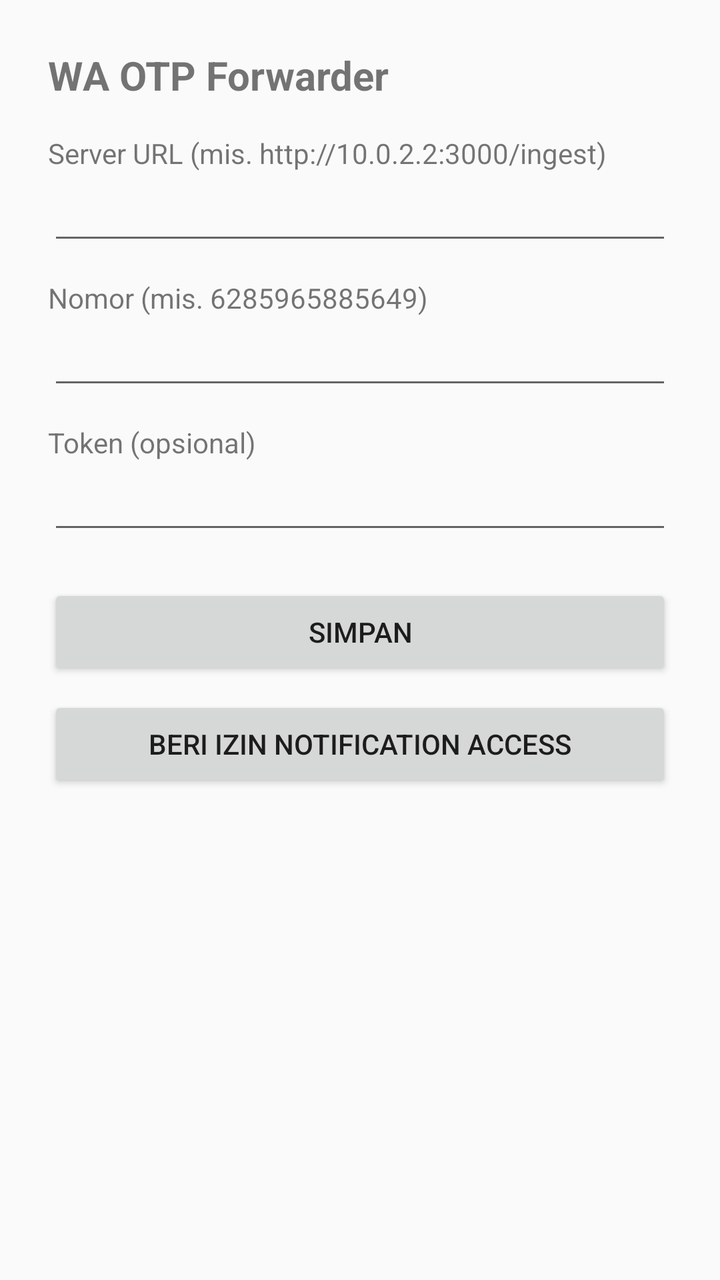
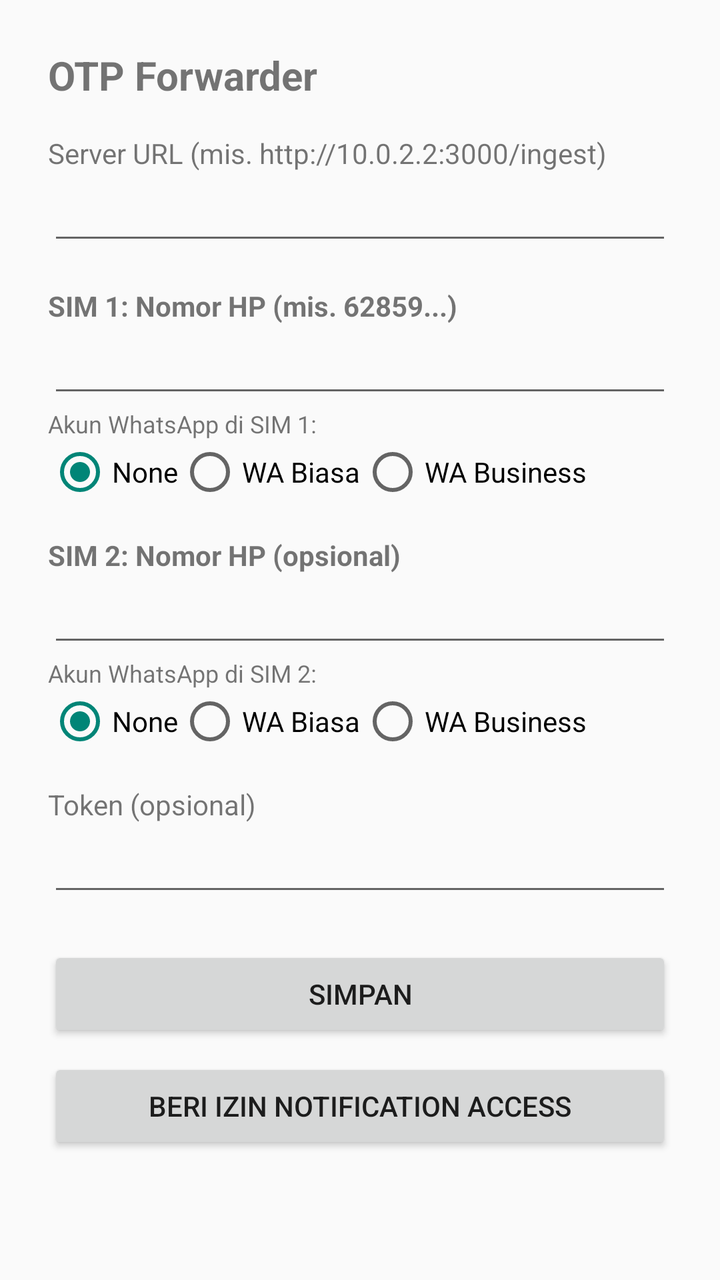

Before-and-after screenshots of an Android layout around one commit, followed by the original layout XML and the change that was made.
<!-- AndroidManifest.xml: application theme Theme.AppCompat.Light -->
<!-- res/layout/activity_main.xml -->
<?xml version="1.0" encoding="utf-8"?>
<LinearLayout xmlns:android="http://schemas.android.com/apk/res/android"
    android:layout_width="match_parent"
    android:layout_height="match_parent"
    android:orientation="vertical"
    android:padding="24dp">

    <TextView
        android:layout_width="match_parent"
        android:layout_height="wrap_content"
        android:text="WA OTP Forwarder"
        android:textSize="20sp"
        android:textStyle="bold"
        android:paddingBottom="16dp" />

    <TextView
        android:layout_width="match_parent"
        android:layout_height="wrap_content"
        android:text="Server URL (mis. http://10.0.2.2:3000/ingest)" />

    <EditText
        android:id="@+id/serverUrl"
        android:layout_width="match_parent"
        android:layout_height="wrap_content"
        android:inputType="textUri" />

    <TextView
        android:layout_width="match_parent"
        android:layout_height="wrap_content"
        android:text="Nomor (mis. 6285965885649)"
        android:paddingTop="12dp" />

    <EditText
        android:id="@+id/phone"
        android:layout_width="match_parent"
        android:layout_height="wrap_content"
        android:inputType="phone" />

    <TextView
        android:layout_width="match_parent"
        android:layout_height="wrap_content"
        android:text="Token (opsional)"
        android:paddingTop="12dp" />

    <EditText
        android:id="@+id/token"
        android:layout_width="match_parent"
        android:layout_height="wrap_content"
        android:inputType="text" />

    <Button
        android:id="@+id/save"
        android:layout_width="match_parent"
        android:layout_height="wrap_content"
        android:text="Simpan"
        android:layout_marginTop="20dp" />

    <Button
        android:id="@+id/grantAccess"
        android:layout_width="match_parent"
        android:layout_height="wrap_content"
        android:text="Beri Izin Notification Access"
        android:layout_marginTop="8dp" />

</LinearLayout>
<!-- resources referenced by this layout -->
<resources>

</resources>

<!-- the commit's change to res/layout/activity_main.xml (unified diff, before → after) -->
@@ -1,65 +1,153 @@
 <?xml version="1.0" encoding="utf-8"?>
-<LinearLayout xmlns:android="http://schemas.android.com/apk/res/android"
+<ScrollView xmlns:android="http://schemas.android.com/apk/res/android"
     android:layout_width="match_parent"
     android:layout_height="match_parent"
-    android:orientation="vertical"
-    android:padding="24dp">
+    android:fillViewport="true">
 
-    <TextView
+    <LinearLayout
         android:layout_width="match_parent"
         android:layout_height="wrap_content"
-        android:text="WA OTP Forwarder"
-        android:textSize="20sp"
-        android:textStyle="bold"
-        android:paddingBottom="16dp" />
+        android:orientation="vertical"
+        android:padding="24dp">
 
-    <TextView
-        android:layout_width="match_parent"
-        android:layout_height="wrap_content"
-        android:text="Server URL (mis. http://10.0.2.2:3000/ingest)" />
+        <TextView
+            android:layout_width="match_parent"
+            android:layout_height="wrap_content"
+            android:text="OTP Forwarder"
+            android:textSize="20sp"
+            android:textStyle="bold"
+            android:paddingBottom="16dp" />
 
-    <EditText
-        android:id="@+id/serverUrl"
-        android:layout_width="match_parent"
-        android:layout_height="wrap_content"
-        android:inputType="textUri" />
+        <TextView
+            android:layout_width="match_parent"
+            android:layout_height="wrap_content"
+            android:text="Server URL (mis. http://10.0.2.2:3000/ingest)" />
 
-    <TextView
-        android:layout_width="match_parent"
-        android:layout_height="wrap_content"
-        android:text="Nomor (mis. 6285965885649)"
-        android:paddingTop="12dp" />
+        <EditText
+            android:id="@+id/serverUrl"
+            android:layout_width="match_parent"
+            android:layout_height="wrap_content"
+            android:inputType="textUri" />
 
-    <EditText
-        android:id="@+id/phone"
-        android:layout_width="match_parent"
-        android:layout_height="wrap_content"
-        android:inputType="phone" />
+        
+        <TextView
+            android:layout_width="match_parent"
+            android:layout_height="wrap_content"
+            android:text="SIM 1: Nomor HP (mis. 62859...)"
+            android:textStyle="bold"
+            android:paddingTop="16dp" />
 
-    <TextView
-        android:layout_width="match_parent"
-        android:layout_height="wrap_content"
-        android:text="Token (opsional)"
-        android:paddingTop="12dp" />
+        <EditText
+            android:id="@+id/phone1"
+            android:layout_width="match_parent"
+            android:layout_height="wrap_content"
+            android:inputType="phone" />
 
-    <EditText
-        android:id="@+id/token"
-        android:layout_width="match_parent"
-        android:layout_height="wrap_content"
-        android:inputType="text" />
+        <TextView
+            android:layout_width="match_parent"
+            android:layout_height="wrap_content"
+            android:text="Akun WhatsApp di SIM 1:"
+            android:textSize="12sp" />
 
-    <Button
-        android:id="@+id/save"
-        android:layout_width="match_parent"
-        android:layout_height="wrap_content"
-        android:text="Simpan"
-        android:layout_marginTop="20dp" />
+        <RadioGroup
+            android:id="@+id/waGroup1"
+            android:layout_width="match_parent"
+            android:layout_height="wrap_content"
+            android:orientation="horizontal">
+            
+            <RadioButton
+                android:id="@+id/waNone1"
+                android:layout_width="wrap_content"
+                android:layout_height="wrap_content"
+                android:text="None"
+                android:checked="true" />
+                
+            <RadioButton
+                android:id="@+id/waPersonal1"
+                android:layout_width="wrap_content"
+                android:layout_height="wrap_content"
+                android:text="WA Biasa" />
+                
+            <RadioButton
+                android:id="@+id/waBiz1"
+                android:layout_width="wrap_content"
+                android:layout_height="wrap_content"
+                android:text="WA Business" />
+        </RadioGroup>
 
-    <Button
-        android:id="@+id/grantAccess"
-        android:layout_width="match_parent"
-        android:layout_height="wrap_content"
-        android:text="Beri Izin Notification Access"
-        android:layout_marginTop="8dp" />
 
-</LinearLayout>
+        
+        <TextView
+            android:layout_width="match_parent"
+            android:layout_height="wrap_content"
+            android:text="SIM 2: Nomor HP (opsional)"
+            android:textStyle="bold"
+            android:paddingTop="16dp" />
+
+        <EditText
+            android:id="@+id/phone2"
+            android:layout_width="match_parent"
+            android:layout_height="wrap_content"
+            android:inputType="phone" />
+
+        <TextView
+            android:layout_width="match_parent"
+            android:layout_height="wrap_content"
+            android:text="Akun WhatsApp di SIM 2:"
+            android:textSize="12sp" />
+
+        <RadioGroup
+            android:id="@+id/waGroup2"
+            android:layout_width="match_parent"
+            android:layout_height="wrap_content"
+            android:orientation="horizontal">
+            
+            <RadioButton
+                android:id="@+id/waNone2"
+                android:layout_width="wrap_content"
+                android:layout_height="wrap_content"
+                android:text="None"
+                android:checked="true" />
+                
+            <RadioButton
+                android:id="@+id/waPersonal2"
+                android:layout_width="wrap_content"
+                android:layout_height="wrap_content"
+                android:text="WA Biasa" />
+                
+            <RadioButton
+                android:id="@+id/waBiz2"
+                android:layout_width="wrap_content"
+                android:layout_height="wrap_content"
+                android:text="WA Business" />
+        </RadioGroup>
+
+        
+        <TextView
+            android:layout_width="match_parent"
+            android:layout_height="wrap_content"
+            android:text="Token (opsional)"
+            android:paddingTop="16dp" />
+
+        <EditText
+            android:id="@+id/token"
+            android:layout_width="match_parent"
+            android:layout_height="wrap_content"
+            android:inputType="text" />
+
+        <Button
+            android:id="@+id/save"
+            android:layout_width="match_parent"
+            android:layout_height="wrap_content"
+            android:text="Simpan"
+            android:layout_marginTop="20dp" />
+
+        <Button
+            android:id="@+id/grantAccess"
+            android:layout_width="match_parent"
+            android:layout_height="wrap_content"
+            android:text="Beri Izin Notification Access"
+            android:layout_marginTop="8dp" />
+
+    </LinearLayout>
+</ScrollView>
